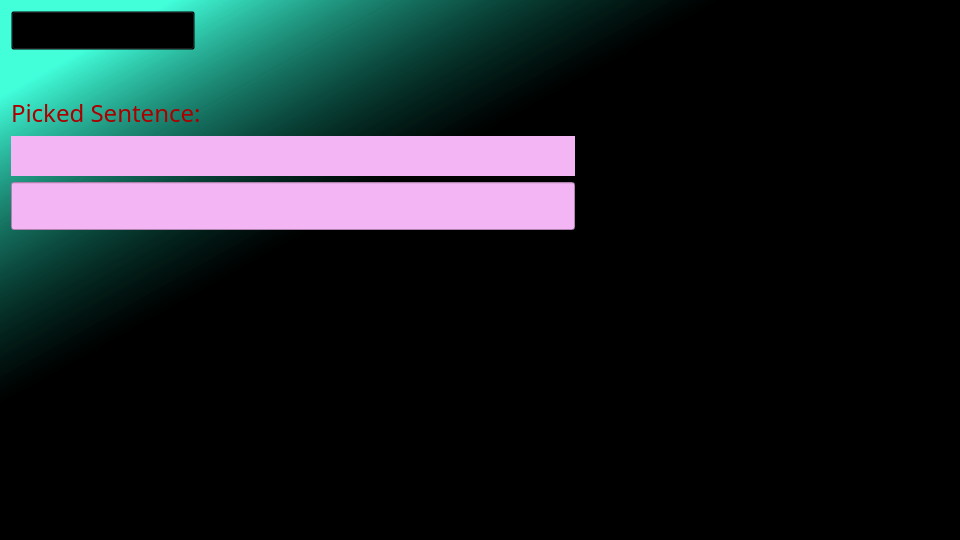
Above: sentencerwindow.ui from Lock4C6F636B/Hika before the change. Below: the same form after it.
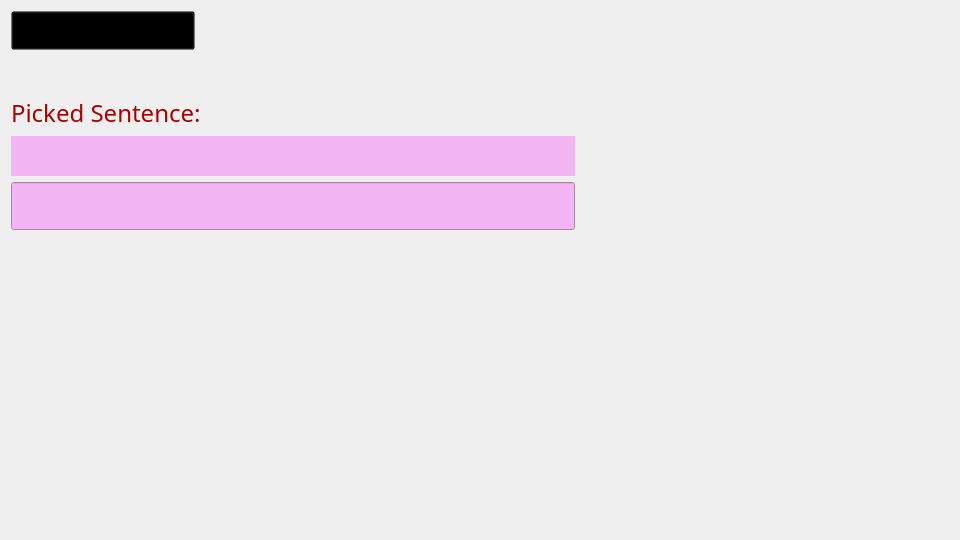
That is the form after the change.

Diff of the .ui file:
```diff
--- a/sentencerwindow.ui
+++ b/sentencerwindow.ui
@@ -20,7 +20,7 @@
    <string>Form</string>
   </property>
   <property name="styleSheet">
-   <string notr="true">background-color: qlineargradient(spread:pad, x1:0, y1:0, x2:1, y2:1, stop:0.0893855 rgba(0, 255, 207, 125), stop:0.374302 rgba(0, 0, 0, 255));</string>
+   <string notr="true"/>
   </property>
   <layout class="QGridLayout" name="gridLayout">
    <item row="7" column="0" colspan="3">
```
